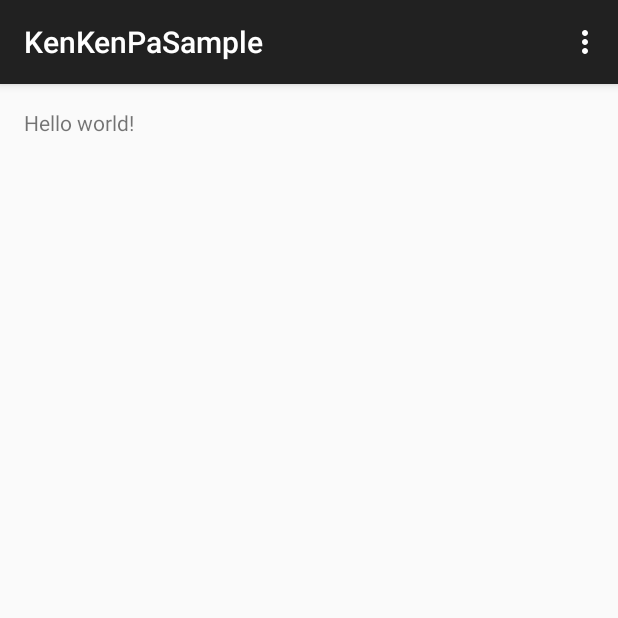
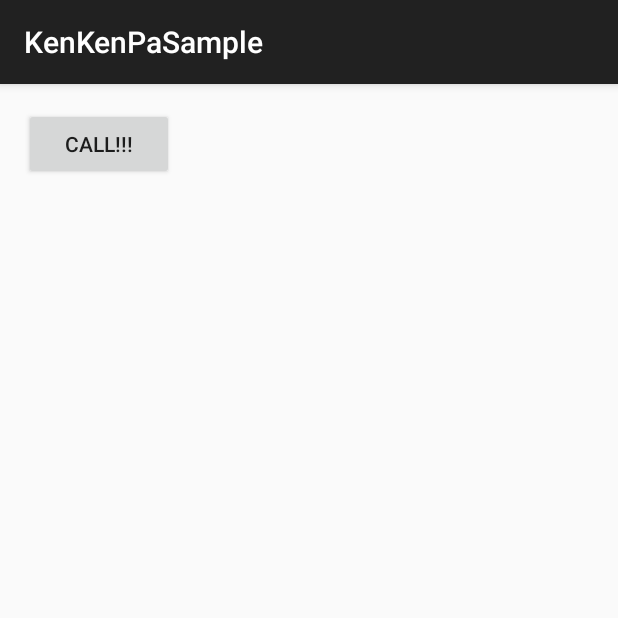
Before and after one commit to shiraji/kenkenpa, an Android app: the screen it shows after launch (MainActivity), on a phone screen of 412 x 824 dp, the top half of it. Run offline under Robolectric (Android 15) with nearby library versions, the phone set to English and light mode, and no system bars; 3 statements that could not run were skipped.

Commit message:
Added sample code for network access

```diff
--- a/sample/src/main/java/com/github/shiraji/kenkenpasample/MainActivity.java
+++ b/sample/src/main/java/com/github/shiraji/kenkenpasample/MainActivity.java
@@ -1,9 +1,11 @@
 package com.github.shiraji.kenkenpasample;
 
+import android.os.Bundle;
+import android.os.Handler;
 import android.support.v7.app.ActionBarActivity;
-import android.os.Bundle;
-import android.view.Menu;
-import android.view.MenuItem;
+import android.view.View;
+import android.widget.Button;
+import android.widget.Toast;
 
 public class MainActivity extends ActionBarActivity {
 
@@ -11,27 +13,51 @@ public class MainActivity extends ActionBarActivity {
     protected void onCreate(Bundle savedInstanceState) {
         super.onCreate(savedInstanceState);
         setContentView(R.layout.activity_main);
-    }
 
-    @Override
-    public boolean onCreateOptionsMenu(Menu menu) {
-        // Inflate the menu; this adds items to the action bar if it is present.
-        getMenuInflater().inflate(R.menu.menu_main, menu);
-        return true;
-    }
+        final Handler handler = new Handler();
+        final Button button = (Button)findViewById(R.id.network_launch_button);
+        final Button restartButton = (Button)findViewById(R.id.reset_button);
+        final LoadingSM loadingSM = LoadingSM.create();
+        loadingSM.init();
 
-    @Override
-    public boolean onOptionsItemSelected(MenuItem item) {
-        // Handle action bar item clicks here. The action bar will
-        // automatically handle clicks on the Home/Up button, so long
-        // as you specify a parent activity in AndroidManifest.xml.
-        int id = item.getItemId();
+        loadingSM.setListener(new LoadingSM.NetworkDoneListener() {
+            @Override
+            public void done() {
+                handler.post(new Runnable() {
+                    @Override
+                    public void run() {
+                        button.setEnabled(false);
+                        button.setVisibility(View.GONE);
 
-        //noinspection SimplifiableIfStatement
-        if (id == R.id.action_settings) {
-            return true;
-        }
+                        Toast.makeText(MainActivity.this, "Network loading completed!", Toast.LENGTH_LONG).show();
 
-        return super.onOptionsItemSelected(item);
+                        restartButton.setEnabled(true);
+                        restartButton.setVisibility(View.VISIBLE);
+
+                        loadingSM.close();
+                    }
+                });
+            }
+        });
+
+        button.setOnClickListener(new View.OnClickListener() {
+            @Override
+            public void onClick(View v) {
+                loadingSM.load();
+            }
+        });
+
+        restartButton.setOnClickListener(new View.OnClickListener() {
+            @Override
+            public void onClick(View v) {
+                restartButton.setEnabled(false);
+                restartButton.setVisibility(View.GONE);
+
+                button.setEnabled(true);
+                button.setVisibility(View.VISIBLE);
+
+                loadingSM.reset();
+            }
+        });
     }
 }
--- a/sample/src/main/res/layout/activity_main.xml
+++ b/sample/src/main/res/layout/activity_main.xml
@@ -1,11 +1,26 @@
-<RelativeLayout xmlns:android="http://schemas.android.com/apk/res/android"
-    xmlns:tools="http://schemas.android.com/tools" android:layout_width="match_parent"
-    android:layout_height="match_parent" android:paddingLeft="@dimen/activity_horizontal_margin"
-    android:paddingRight="@dimen/activity_horizontal_margin"
-    android:paddingTop="@dimen/activity_vertical_margin"
-    android:paddingBottom="@dimen/activity_vertical_margin" tools:context=".MainActivity">
+<LinearLayout xmlns:android="http://schemas.android.com/apk/res/android"
+              xmlns:tools="http://schemas.android.com/tools"
+              android:layout_width="match_parent"
+              android:layout_height="match_parent"
+              android:orientation="vertical"
+              android:paddingBottom="@dimen/activity_vertical_margin"
+              android:paddingLeft="@dimen/activity_horizontal_margin"
+              android:paddingRight="@dimen/activity_horizontal_margin"
+              android:paddingTop="@dimen/activity_vertical_margin"
+              tools:context=".MainActivity">
 
-    <TextView android:text="@string/hello_world" android:layout_width="wrap_content"
-        android:layout_height="wrap_content" />
+    <Button
+        android:id="@+id/network_launch_button"
+        android:layout_width="100dp"
+        android:layout_height="48dp"
+        android:text="@string/call"/>
 
-</RelativeLayout>
+    <Button
+        android:id="@+id/reset_button"
+        android:layout_width="100dp"
+        android:layout_height="48dp"
+        android:text="@string/reset"
+        android:visibility="gone"/>
+
+
+</LinearLayout>
--- a/sample/src/main/res/values/strings.xml
+++ b/sample/src/main/res/values/strings.xml
@@ -1,6 +1,6 @@
 <resources>
     <string name="app_name">KenKenPaSample</string>
-
-    <string name="hello_world">Hello world!</string>
     <string name="action_settings">Settings</string>
+    <string name="call">Call!!!</string>
+    <string name="reset">Reset?</string>
 </resources>
```
Also changed, not shown: sample/src/main/java/com/github/shiraji/kenkenpasample/LoadingSM.java (added, +74 -0 lines).
